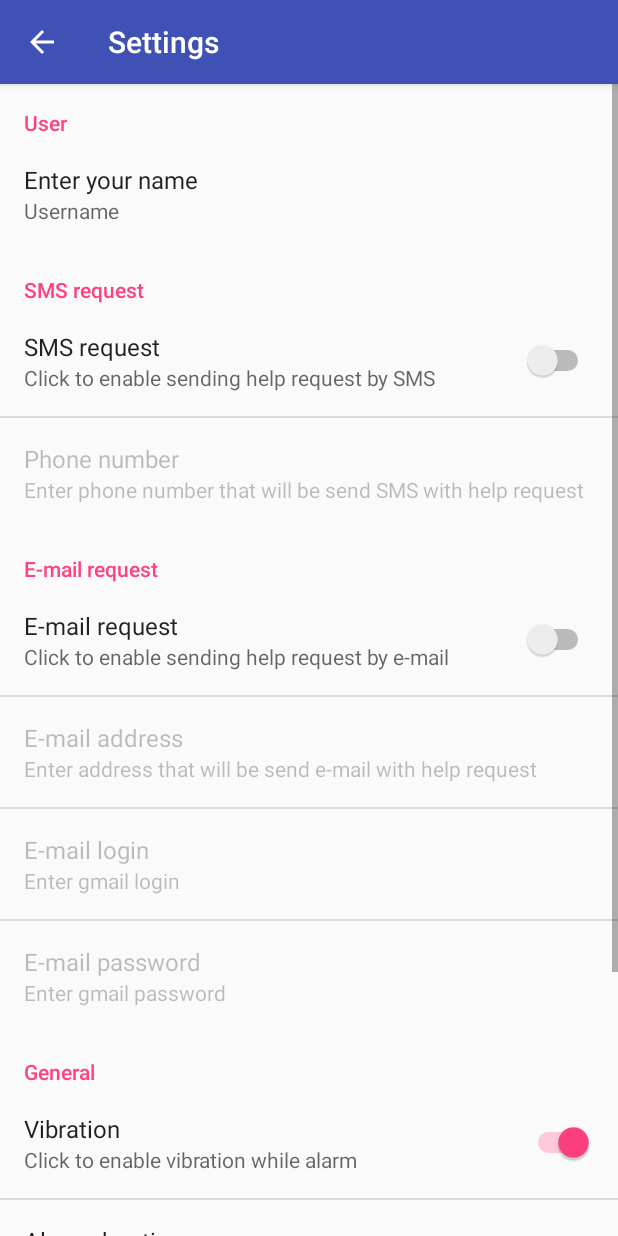
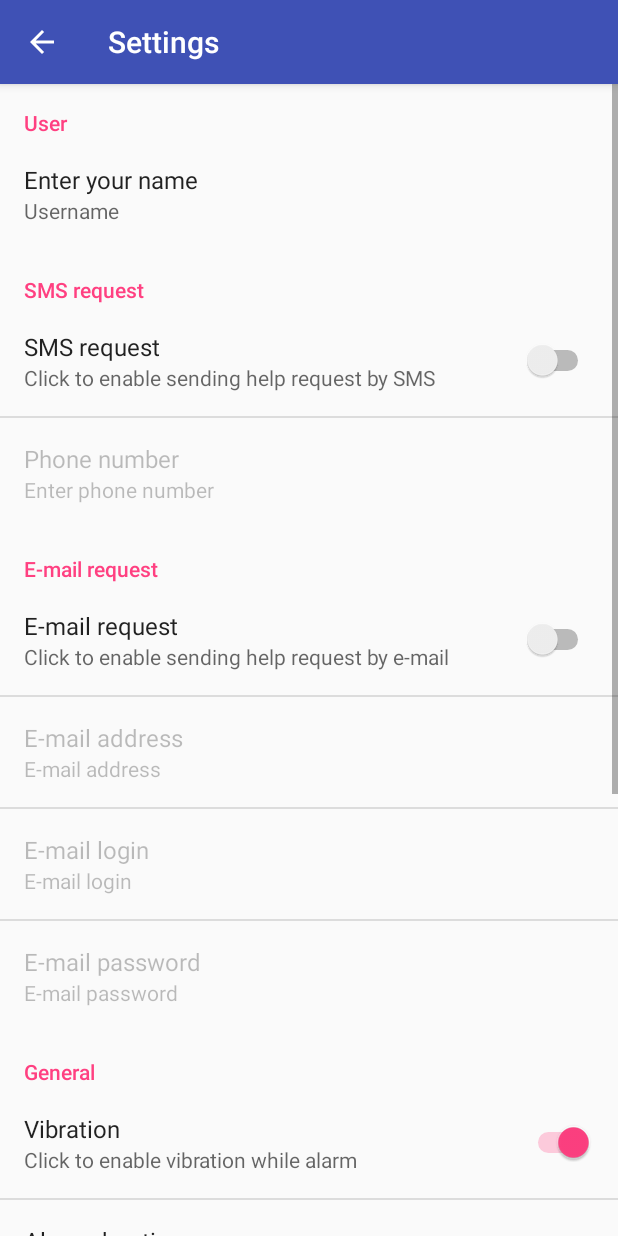
Before and after one commit to divid3d/FallDetector, an Android app: the SettingsActivity screen opened directly, with no data from a screen before it, on a phone screen of 412 x 824 dp. Run offline under Robolectric (Android 15) with nearby library versions, the phone set to English and light mode, and no system bars.

Commit message:
settings improvements. Added UserSettings class, onChangeListener, settings verification method.

```diff
--- a/app/src/main/java/com/example/divided/falldetector/ChartUtils.java
+++ b/app/src/main/java/com/example/divided/falldetector/ChartUtils.java
@@ -12,9 +12,9 @@ import com.github.mikephil.charting.utils.ColorTemplate;
 
 public class ChartUtils {
 
-    private static final int MAX_CHART_POINTS = 256;
+    private static final int MAX_CHART_POINTS = 200;
 
-    public static void setupChart(LineChart lineChart, float min, float max) {
+    public static void setupChart(LineChart lineChart) {
         lineChart.getDescription().setEnabled(false);
         lineChart.getLegend().setEnabled(false);
         lineChart.setTouchEnabled(false);
--- a/app/src/main/java/com/example/divided/falldetector/NumberPickerPreference.java
+++ b/app/src/main/java/com/example/divided/falldetector/NumberPickerPreference.java
@@ -15,7 +15,7 @@ public class NumberPickerPreference extends DialogPreference {
 
     // allowed range
     private static final int MAX_VALUE = 60;
-    private static final int MIN_VALUE = 0;
+    private static final int MIN_VALUE = 10;
     // enable or disable the 'circular behavior'
     private static final boolean WRAP_SELECTOR_WHEEL = false;
 
--- a/app/src/main/java/com/example/divided/falldetector/SettingsActivity.java
+++ b/app/src/main/java/com/example/divided/falldetector/SettingsActivity.java
@@ -19,6 +19,9 @@ public class SettingsActivity extends AppCompatPreferenceActivity {
      * A preference value change listener that updates the preference's summary
      * to reflect its new value.
      */
+
+
+
     private static Preference.OnPreferenceChangeListener sBindPreferenceSummaryToValueListener = (preference, newValue) -> {
         String stringValue = newValue.toString();
 
@@ -39,7 +42,6 @@ public class SettingsActivity extends AppCompatPreferenceActivity {
             if (TextUtils.isEmpty(stringValue)) {
                 // Empty values correspond to 'silent' (no ringtone).
                 // preference.setSummary(R.string.pref_ringtone_silent);
-
             } else {
                 Ringtone ringtone = RingtoneManager.getRingtone(
                         preference.getContext(), Uri.parse(stringValue));
@@ -54,14 +56,45 @@ public class SettingsActivity extends AppCompatPreferenceActivity {
                     preference.setSummary(name);
                 }
             }
+        } else if (preference instanceof EditTextPreference) {
+            if (preference.getKey().equals("key_phone_number")) {
+                if(stringValue.trim().length()>0){
+                    preference.setSummary(stringValue);
+                }else{
+                    preference.setSummary("Enter phone number");
+                }
+            } else if (preference.getKey().equals("key_username")) {
+                if(stringValue.trim().length()>0){
+                    preference.setSummary(stringValue);
+                }else{
+                    preference.setSummary("Username");
+                }
+            } else if (preference.getKey().equals("key_email_address")) {
+                if(stringValue.trim().length()>0){
+                    preference.setSummary(stringValue);
+                }else{
+                    preference.setSummary("E-mail address");
+                }
+            } else if (preference.getKey().equals("key_email_login")) {
+                if(stringValue.trim().length()>0){
+                    preference.setSummary(stringValue);
+                }else{
+                    preference.setSummary("E-mail login");
+                }
+            } else if (preference.getKey().equals("key_email_password")) {
+                final int passwordLength = stringValue.length();
+                if(passwordLength >0) {
+                    StringBuilder summary = new StringBuilder();
+                    for (int i = 0; i < passwordLength; i++) {
+                        summary.append("*");
+                    }
+                    preference.setSummary(summary);
+                }else{
+                    preference.setSummary("E-mail password");
+                }
+            }
+        } else if (preference instanceof NumberPickerPreference) {
 
-        } else if (preference instanceof EditTextPreference) {
-            /*if (preference.getKey().equals("key_gallery_name")) {
-                // update the changed gallery name to summary filed
-                preference.setSummary(stringValue);
-            }*/
-        } else {/*
-            preference.setSummary(stringValue);*/
         }
         return true;
     };
@@ -98,11 +131,11 @@ public class SettingsActivity extends AppCompatPreferenceActivity {
             super.onCreate(savedInstanceState);
             addPreferencesFromResource(R.xml.pref_main);
 
-            // gallery EditText change listener
             bindPreferenceSummaryToValue(findPreference("key_username"));
-
-            // notification preference change listener
             bindPreferenceSummaryToValue(findPreference("key_phone_number"));
+            bindPreferenceSummaryToValue(findPreference("key_email_address"));
+            bindPreferenceSummaryToValue(findPreference("key_email_login"));
+            bindPreferenceSummaryToValue(findPreference("key_email_password"));
 
             // feedback preference click listener
             /*Preference myPref = findPreference(getString(R.string.key_send_feedback));
--- a/app/src/main/res/values/strings.xml
+++ b/app/src/main/res/values/strings.xml
@@ -79,10 +79,10 @@
     <string name="stop_detection">STOP\nDETECTION</string>
     <string name="fall_detected">FALL DETECTED!</string>
     <string name="tap_to_cancel">Tap to cancel</string>
-    <string name="label_hour">H</string>
+    <string name="label_hour">Hours</string>
     <string name="counter_init">00</string>
-    <string name="label_seconds">S</string>
-    <string name="label_minutes">M</string>
+    <string name="label_seconds">Seconds</string>
+    <string name="label_minutes">Minutes</string>
 
 
 </resources>
--- a/app/src/main/res/xml/pref_main.xml
+++ b/app/src/main/res/xml/pref_main.xml
@@ -2,6 +2,8 @@
 <PreferenceScreen xmlns:android="http://schemas.android.com/apk/res/android">
     <PreferenceCategory android:title="User">
         <EditTextPreference
+            android:hint="username"
+            android:inputType="textCapWords"
             android:key="key_username"
             android:summary="Username"
             android:title="Enter your name" />
@@ -18,8 +20,10 @@
 
         <EditTextPreference
             android:dependency="sms_request_enable"
+            android:hint="phone number"
             android:inputType="phone"
             android:key="key_phone_number"
+            android:singleLine="true"
             android:summary="Enter phone number that will be send SMS with help request"
             android:title="Phone number" />
     </PreferenceCategory>
@@ -32,23 +36,26 @@
 
         <EditTextPreference
             android:dependency="email_request_enable"
-            android:inputType="textEmailAddress"
+            android:hint="e-mail address"
+            android:inputType="textWebEmailAddress"
             android:key="key_email_address"
             android:summary="Enter address that will be send e-mail with help request"
             android:title="E-mail address" />
 
         <EditTextPreference
             android:dependency="email_request_enable"
-            android:inputType="textEmailAddress"
+            android:hint="login"
+            android:inputType="textWebEmailAddress"
             android:key="key_email_login"
-            android:summary="Enter gmail login"
+            android:summary="Enter e-mail login"
             android:title="E-mail login" />
 
         <EditTextPreference
             android:dependency="email_request_enable"
+            android:hint="password"
             android:inputType="textPassword"
             android:key="key_email_password"
-            android:summary="Enter gmail password"
+            android:summary="Enter e-mail password"
             android:title="E-mail password" />
 
     </PreferenceCategory>
@@ -63,7 +70,8 @@
 
         <com.example.divided.falldetector.NumberPickerPreference
             android:defaultValue="15"
-            android:key="alarm_time"
+            android:key="key_alarm_time"
+            android:persistent="true"
             android:summary="Set alarm duration in seconds"
             android:title="Alarm duration" />
 
@@ -76,14 +84,32 @@
             android:summary="Click to enable sound alarm"
             android:title="Alarm sound enable" />
 
+    </PreferenceCategory>
 
-        <RingtonePreference
-            android:dependency="alarm_sound_enabled"
-            android:key="alarm_sound"
-            android:summary="Click to chose alarm sound"
-            android:title="Alarm sound" />
-    </PreferenceCategory>
-    <!--
+    <PreferenceCategory android:title="Testing">
+
+        <PreferenceScreen
+            android:dependency="sms_request_enable"
+            android:summary="Click here to test SMS help request"
+            android:title="SMS help request" />
+
+        <PreferenceScreen
+            android:dependency="email_request_enable"
+            android:summary="Click here to test e-mail help request"
+            android:title="E-mail help request" />
+
+        <PreferenceScreen
+            android:summary="Click here to test fall detection event"
+            android:title="Fall detection event">
+
+            <intent android:action="example.action.ACTION_FALL_DETECTED_ACTIVITY" />
+
+        </PreferenceScreen>
+
+        <PreferenceScreen
+            android:summary="Click here to test localization"
+            android:title="Localization" />
+    </PreferenceCategory><!--
 
         <RingtonePreference
             android:defaultValue="content://settings/system/notification_sound"
```
Also changed, not shown: app/src/main/AndroidManifest.xml (+7 -1 lines), app/src/main/java/com/example/divided/falldetector/FallDetectedActivity.java (+25 -13 lines), app/src/main/java/com/example/divided/falldetector/MainActivity.java (+27 -12 lines), app/src/main/java/com/example/divided/falldetector/SignalService.java (+6 -11 lines), app/src/main/java/com/example/divided/falldetector/UserSettings.java (added, +128 -0 lines), app/src/main/res/menu/main_menu.xml (+2 -13 lines).
